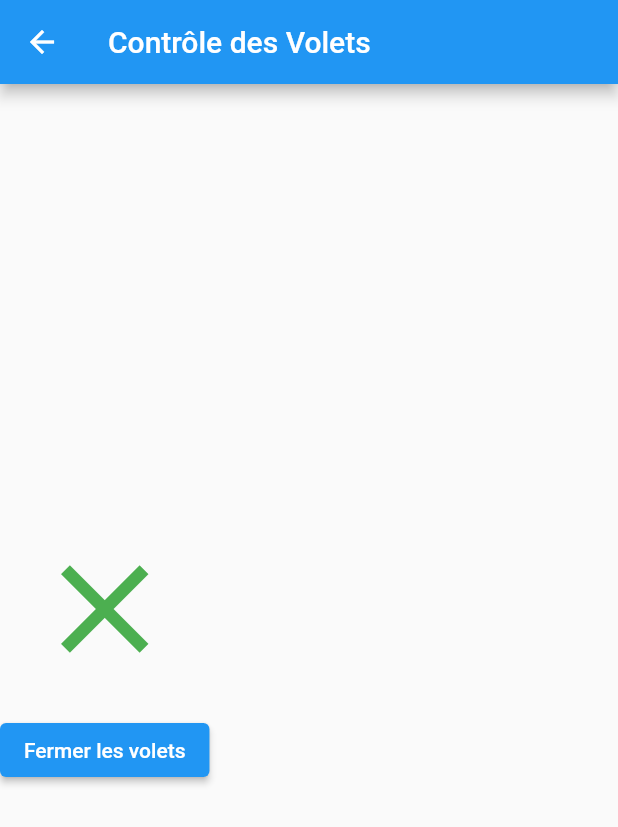
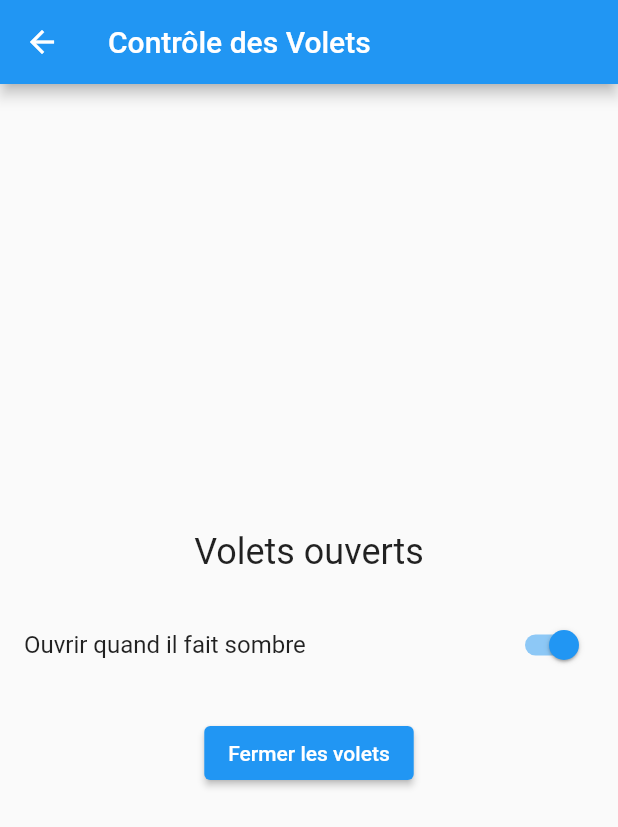
Before and after one commit to GaetanCrabeels/SmartShade, a Flutter app: the VoletControlPage screen opened directly, after a tap on "Fermer les volets", on a phone screen of 412 x 824 dp. Shown: the top 827 px of the screen. Run offline on Flutter 3.47's test engine with Material 2 defaults, Android fonts, the phone set to English and light mode, and no system bars; missing offline and left inert: light; statements that could not run were skipped.

Commit message:
Update volet_control.dart

```diff
--- a/lib/screens/volet_control.dart
+++ b/lib/screens/volet_control.dart
@@ -1,13 +1,17 @@
+import 'dart:async';
 import 'package:flutter/material.dart';
 import 'package:light/light.dart';
 
 class VoletControlPage extends StatefulWidget {
+  const VoletControlPage({Key? key}) : super(key: key);
+
   @override
   _VoletControlPageState createState() => _VoletControlPageState();
 }
 
 class _VoletControlPageState extends State<VoletControlPage> {
   bool voletsFermes = false;
+  bool ouvrirQuandSombre = true; // Choix par défaut : ouvrir les volets quand il fait sombre
   Light? _light;
   StreamSubscription<int>? _subscription;
 
@@ -15,15 +19,20 @@ class _VoletControlPageState extends State<VoletControlPage> {
     // Utiliser luxValue pour obtenir la luminosité en lux
     double luminosite = luxValue.toDouble();
 
-    // Simuler une condition où les volets se ferment automatiquement si la luminosité est élevée
-    if (luminosite > 100.0) {
-      voletsFermes = true;
-    } else {
-      voletsFermes = false;
-    }
+    // Définir une valeur de seuil pour déterminer s'il fait sombre ou clair
+    double seuilLuminosite = 50.0;
 
-    // Mettre à jour l'interface utilisateur
-    setState(() {});
+    // Vérifier si la luminosité est inférieure au seuil pour déterminer s'il fait sombre
+    bool faitSombre = luminosite < seuilLuminosite;
+
+    // Mettre à jour l'interface utilisateur avec l'état de la luminosité
+    setState(() {
+      if (faitSombre) {
+        voletsFermes = true; // Fermer les volets quand il fait sombre
+      } else {
+        voletsFermes = false; // Ouvrir les volets quand il fait clair
+      }
+    });
   }
 
   void startListening() {
@@ -49,19 +58,38 @@ class _VoletControlPageState extends State<VoletControlPage> {
   Widget build(BuildContext context) {
     return Scaffold(
       appBar: AppBar(
-        title: Text('Contrôle des Volets'),
+        title: const Text('Contrôle des Volets'),
       ),
       body: Column(
         mainAxisAlignment: MainAxisAlignment.center,
         children: <Widget>[
-          Icon(
-            voletsFermes ? Icons.panorama_fish_eye : Icons.clear,
-            size: 100,
-            color: voletsFermes ? Colors.red : Colors.green,
+          Text(
+            voletsFermes ? 'Volets fermés' : 'Volets ouverts',
+            style: TextStyle(fontSize: 24),
           ),
-          SizedBox(height: 20),
+          const SizedBox(height: 20),
+          SwitchListTile(
+            title: Text('Ouvrir quand il fait sombre'),
+            value: ouvrirQuandSombre,
+            onChanged: (value) {
+              setState(() {
+                ouvrirQuandSombre = value;
+              });
+            },
+          ),
+          const SizedBox(height: 20),
           ElevatedButton(
-            onPressed: () {},
+            onPressed: () {
+              // Exécuter l'action appropriée en fonction du choix de l'utilisateur
+              if ((voletsFermes && ouvrirQuandSombre) || (!voletsFermes && !ouvrirQuandSombre)) {
+                // Action à effectuer lorsque les volets sont fermés et on choisit d'ouvrir quand il fait sombre
+                // OU
+                // Action à effectuer lorsque les volets sont ouverts et on choisit de fermer quand il fait clair
+                print("Exécuter l'action appropriée ici...");
+                } else {
+                print('Action opposée à effectuer ici...');
+                }
+                },
             child: Text(voletsFermes ? 'Ouvrir les volets' : 'Fermer les volets'),
           ),
         ],
```
